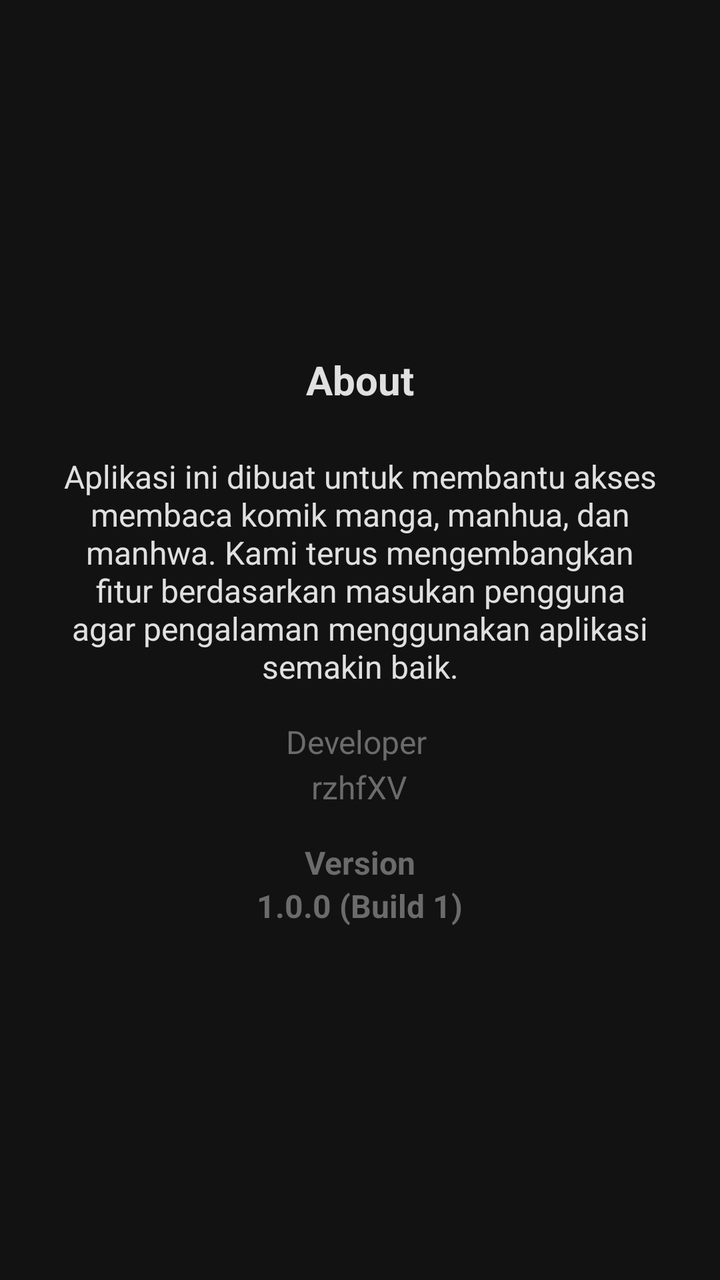
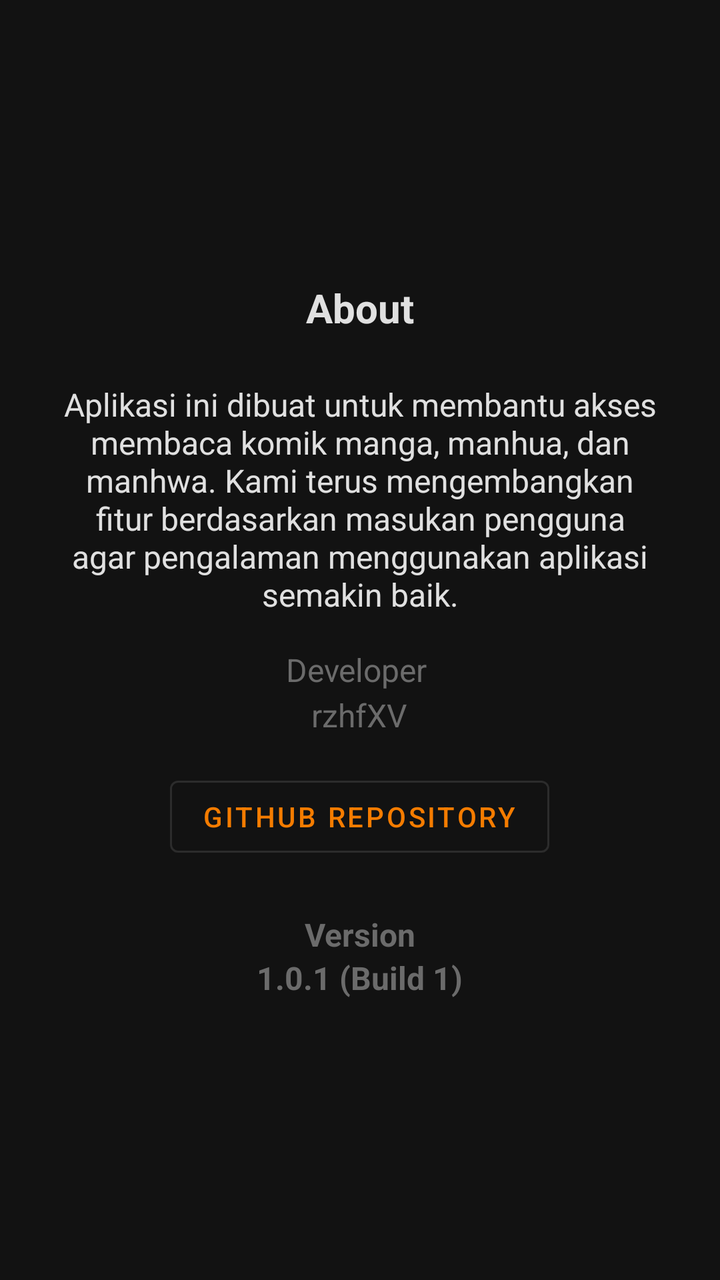

Screens rendered from an Android XML layout before and after an edit, with the pre-edit source and the edit as a unified diff.
<!-- AndroidManifest.xml: application theme Theme.MangaReader -->
<!-- res/layout/fragment_about.xml -->
<?xml version="1.0" encoding="utf-8"?>
<LinearLayout xmlns:android="http://schemas.android.com/apk/res/android"
    android:layout_width="match_parent"
    android:layout_height="match_parent"
    android:gravity="center"
    android:orientation="vertical"
    android:padding="24dp"
    android:background="?attr/colorSurface">

    <TextView
        android:layout_width="wrap_content"
        android:layout_height="wrap_content"
        android:text="About"
        android:textSize="20sp"
        android:textStyle="bold"
        android:layout_marginBottom="24dp"/>

    <TextView
        android:layout_width="wrap_content"
        android:layout_height="wrap_content"
        android:text="@string/desc"
        android:textAlignment="center"
        android:textSize="16sp"
        android:layout_marginBottom="16dp"/>

    <TextView
        android:layout_width="wrap_content"
        android:layout_height="wrap_content"
        android:text="Developer "
        android:textAlignment="center"
        android:textSize="16sp"
        android:layout_marginBottom="1dp"
        android:textColor="?attr/colorOutline"/>

    <TextView
        android:layout_width="wrap_content"
        android:layout_height="wrap_content"
        android:text="rzhfXV"
        android:textSize="16sp"
        android:layout_marginBottom="16dp"
        android:textColor="?attr/colorOutline"/>

    <TextView
        android:layout_width="wrap_content"
        android:layout_height="wrap_content"
        android:text="Version"
        android:textSize="16sp"
        android:textStyle="bold"
        android:textColor="?attr/colorOutline"/>
    <TextView
        android:layout_width="wrap_content"
        android:layout_height="wrap_content"
        android:text="1.0.0 (Build 1)"
        android:textSize="16sp"
        android:textStyle="bold"
        android:textColor="?attr/colorOutline"/>

</LinearLayout>
<!-- resources referenced by this layout -->
<resources>
  <string name="desc">Aplikasi ini dibuat untuk membantu akses membaca komik manga, manhua, dan manhwa. Kami terus mengembangkan fitur berdasarkan masukan pengguna agar pengalaman menggunakan aplikasi semakin baik.</string>
  <style name="Theme.MangaReader" parent="Base.Theme.MangaReader" />
  <style name="Base.Theme.MangaReader" parent="Theme.MaterialComponents.DayNight.NoActionBar">
          <item name="colorPrimary">@color/md_primary</item>
          <item name="colorSurface">@color/md_surface</item>
          <item name="colorOnSurface">@color/md_on_surface</item>
          <item name="colorSurfaceVariant">@color/md_surface_container</item>
          <item name="colorOutline">@color/md_outline</item>
          <item name="android:windowBackground">@color/md_surface</item>
          <item name="android:colorBackground">@color/md_surface</item>
          <item name="android:textColor">@color/md_on_surface</item>
          <item name="android:forceDarkAllowed">false</item>
      </style>
  <color name="md_primary">#F57C00</color>
  <color name="md_surface">#121212</color>
  <color name="md_on_surface">#E0E0E0</color>
  <color name="md_surface_container">#1E1E1E</color>
  <color name="md_outline">#6B6B6B</color>
</resources>

<!-- the commit's change to res/layout/fragment_about.xml (unified diff, before → after) -->
@@ -40,6 +40,14 @@
         android:layout_marginBottom="16dp"
         android:textColor="?attr/colorOutline"/>
 
+    <Button
+        android:id="@+id/btnGithub"
+        style="?attr/materialButtonOutlinedStyle"
+        android:layout_width="wrap_content"
+        android:layout_height="wrap_content"
+        android:layout_marginBottom="24dp"
+        android:text="GitHub Repository" />
+
     <TextView
         android:layout_width="wrap_content"
         android:layout_height="wrap_content"
@@ -47,10 +55,11 @@
         android:textSize="16sp"
         android:textStyle="bold"
         android:textColor="?attr/colorOutline"/>
+
     <TextView
         android:layout_width="wrap_content"
         android:layout_height="wrap_content"
-        android:text="1.0.0 (Build 1)"
+        android:text="1.0.1 (Build 1)"
         android:textSize="16sp"
         android:textStyle="bold"
         android:textColor="?attr/colorOutline"/>
